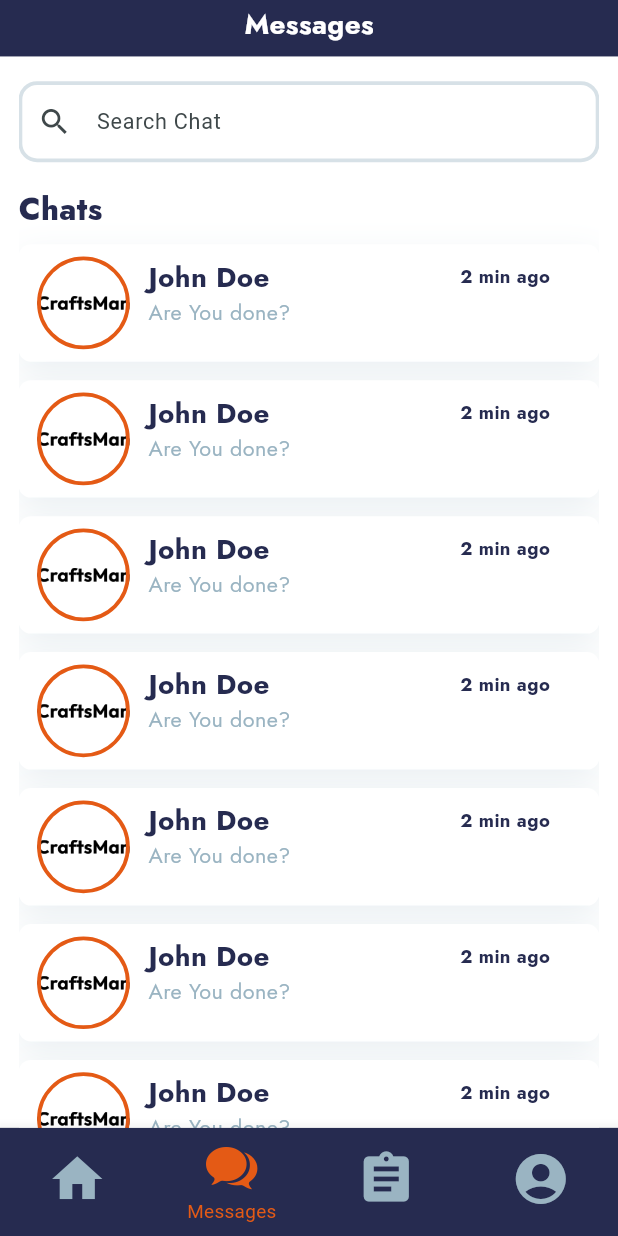
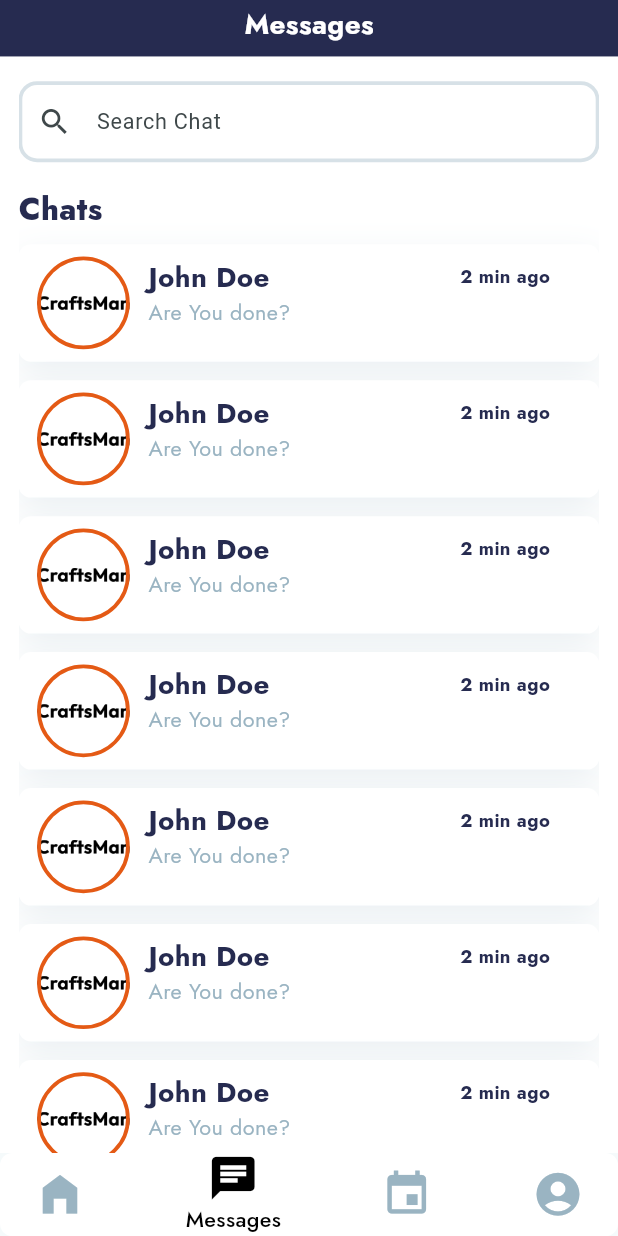
Before and after one commit to Esther11-code/craftManProductionApp, a Flutter app: the BottomNav screen opened by its route, item 2 of the bottom bar chosen, on a phone screen of 412 x 824 dp. Run offline on Flutter 3.47's test engine with Material 3 defaults, Android fonts, the light colour scheme and no system bars; our stand-ins replace another_flushbar, bloc, cached_network_image, carousel_slider, equatable, flutter_bloc and 7 more; missing offline and left inert: flutter_portal, flutter_timer_countdown; accounts and stored records are empty.

Commit message:
bottom nav ui

```diff
--- a/lib/features/authentication/presentation/pages/email_otp.dart
+++ b/lib/features/authentication/presentation/pages/email_otp.dart
@@ -1,15 +1,13 @@
 import 'package:craftmanapp/config/page%20route/detail/route_name.dart';
-import 'package:craftmanapp/constants/appbar.dart';
 import 'package:flutter/material.dart';
 import 'package:flutter_bloc/flutter_bloc.dart';
 import 'package:flutter_screenutil/flutter_screenutil.dart';
 import 'package:fluttertoast/fluttertoast.dart';
 import '../../../../constants/appcolors.dart';
-
 import 'package:pin_code_fields/pin_code_fields.dart';
 import '../../../../constants/craftman_timer.dart';
 import '../../../../globalwidget/export.dart';
-import '../../../splash_onboarding/data/local/onboardingimages.dart';
+
 import '../bloc/cubit/auth_cubit.dart';
 
 class EmailOtp extends StatelessWidget {
--- a/lib/features/authentication/presentation/pages/reset_password.dart
+++ b/lib/features/authentication/presentation/pages/reset_password.dart
@@ -1,6 +1,5 @@
 import 'package:craftmanapp/constants/export.dart';
 import 'package:craftmanapp/features/authentication/presentation/pages/email_otp.dart';
-import 'package:craftmanapp/features/authentication/presentation/pages/login_page.dart';
 import 'package:craftmanapp/globalwidget/export.dart';
 import 'package:flutter/cupertino.dart';
 import 'package:flutter/material.dart';
--- a/lib/features/authentication/presentation/pages/signup_page.dart
+++ b/lib/features/authentication/presentation/pages/signup_page.dart
@@ -1,13 +1,11 @@
 import 'package:craftmanapp/config/page%20route/detail/route_name.dart';
 import 'package:craftmanapp/features/authentication/presentation/bloc/cubit/auth_cubit.dart';
-import 'package:craftmanapp/features/authentication/presentation/pages/login_page.dart';
 import 'package:craftmanapp/features/splash_onboarding/data/local/onboardingimages.dart';
 import 'package:craftmanapp/globalwidget/widgets/appscaffold.dart';
 import 'package:craftmanapp/globalwidget/widgets/apptext.dart';
 import 'package:flutter/material.dart';
 import 'package:flutter_bloc/flutter_bloc.dart';
 import 'package:flutter_screenutil/flutter_screenutil.dart';
-import '../../../../constants/export.dart';
 import '../src/auth_widgets_export.dart';
 
 class SignupPage extends StatefulWidget {
--- a/lib/features/authentication/presentation/src/widget/term.dart
+++ b/lib/features/authentication/presentation/src/widget/term.dart
@@ -1,7 +1,5 @@
-import 'package:craftmanapp/globalwidget/widgets/app_checkbox.dart';
+
 import 'package:flutter/material.dart';
-
-import '../../../../../constants/appcolors.dart';
 import '../../../../../globalwidget/export.dart';
 
 class Terms extends StatelessWidget {
--- a/lib/features/booking/presentation/widgets/exports.dart
+++ /dev/null
@@ -1,2 +0,0 @@
-export './src/booking_button.dart';
-export './src/bookingtextfield.dart';
--- /dev/null
+++ b/lib/features/splash_onboarding/data/local/onboard_static_repo.dart
@@ -0,0 +1,16 @@
+import 'package:flutter/material.dart';
+
+class OnboardStaticRepo {
+  static List<BottomNavModel> bottomNavItems = [
+    BottomNavModel(icon: Icons.home_filled, title: 'Home'),
+    BottomNavModel(icon: Icons.chat, title: 'Messages'),
+    BottomNavModel(icon: Icons.event, title: 'Booking'),
+    BottomNavModel(icon: Icons.account_circle, title: 'Profile')
+  ];
+}
+
+class BottomNavModel {
+  final String title;
+  final IconData icon;
+  BottomNavModel({required this.icon, required this.title});
+}
--- a/lib/features/splash_onboarding/presentation/pages/bottomnav.dart
+++ b/lib/features/splash_onboarding/presentation/pages/bottomnav.dart
@@ -1,6 +1,7 @@
-
 import 'package:craftmanapp/constants/export.dart';
+import 'package:craftmanapp/features/splash_onboarding/data/local/onboard_static_repo.dart';
 import 'package:craftmanapp/features/splash_onboarding/presentation/bloc/cubit/onboarding_cubit.dart';
+import 'package:craftmanapp/globalwidget/export.dart';
 import 'package:flutter/cupertino.dart';
 import 'package:flutter/material.dart';
 import 'package:flutter_bloc/flutter_bloc.dart';
@@ -15,30 +16,47 @@ class BottomNav extends StatelessWidget {
     final readOnboarding = context.read<OnboardingCubit>();
 
     return Scaffold(
-      body: watchOnboarding.screens
-          .elementAt(watchOnboarding.bottonnavSelectedIndex),
-      bottomNavigationBar: BottomNavigationBar(
-        unselectedItemColor: Appcolors.lightgrey,
-        selectedItemColor: Appcolors.orange,
-        backgroundColor: Appcolors.blue,
-        showUnselectedLabels: false,
-        type: BottomNavigationBarType.fixed,
-        items: <BottomNavigationBarItem>[
-          BottomNavigationBarItem(
-              icon: Icon(Icons.home, size: 35.sp), label: 'Home'),
-          BottomNavigationBarItem(
-              icon: Icon(CupertinoIcons.chat_bubble_2_fill, size: 35.sp),
-              label: 'Messages'),
-          BottomNavigationBarItem(
-              icon: Icon(Icons.assignment, size: 35.sp), label: 'Booking'),
-          BottomNavigationBarItem(
-              icon: Icon(Icons.account_circle, size: 35.sp), label: 'Profile')
-        ],
-        currentIndex: watchOnboarding.bottonnavSelectedIndex,
-        onTap: (value) {
-          readOnboarding.changebottomnavindex(index: value);
-        },
-      ),
-    );
+        body: watchOnboarding.screens[watchOnboarding.bottonnavSelectedIndex],
+        bottomNavigationBar: Column(
+          mainAxisSize: MainAxisSize.min,
+          children: [
+            AppshadowContainer(
+              padding: EdgeInsets.symmetric(horizontal: 20.w),
+              child: Row(
+                  mainAxisAlignment: MainAxisAlignment.spaceBetween,
+                  children: List.generate(
+                      4,
+                      (index) => GestureDetector(
+                            onTap: () {
+                              readOnboarding.changebottomnavindex(index: index);
+                            },
+                            child: Column(
+                              children: [
+                                Icon(
+                                    OnboardStaticRepo
+                                        .bottomNavItems[index].icon,
+                                    size: 30.sp,
+                                    color: watchOnboarding
+                                                .bottonnavSelectedIndex ==
+                                            index
+                                        ? Appcolors.blackColor
+                                        : Appcolors.lightgrey),
+                                Visibility(
+                                  visible:
+                                      watchOnboarding.bottonnavSelectedIndex ==
+                                          index,
+                                  child: AppText(
+                                      text: OnboardStaticRepo
+                                          .bottomNavItems[index].title,
+                                      fontweight: FontWeight.w500,
+                                      size: 14,
+                                      color: Appcolors.blackColor),
+                                )
+                              ],
+                            ),
+                          ))),
+            ),
+          ],
+        ));
   }
 }
--- a/lib/features/splash_onboarding/presentation/pages/onboarding1.dart
+++ b/lib/features/splash_onboarding/presentation/pages/onboarding1.dart
@@ -2,7 +2,6 @@ import 'package:craftmanapp/config/page%20route/page_route.dart';
 import 'package:craftmanapp/constants/export.dart';
 import 'package:craftmanapp/features/splash_onboarding/data/local/onboardingimages.dart';
 import 'package:craftmanapp/globalwidget/export.dart';
-import 'package:craftmanapp/globalwidget/widgets/appscaffold.dart';
 import 'package:flutter/material.dart';
 
 import '../widgets/exports.dart';
--- a/lib/features/splash_onboarding/presentation/pages/splash_screen.dart
+++ b/lib/features/splash_onboarding/presentation/pages/splash_screen.dart
@@ -4,10 +4,8 @@ import 'package:craftmanapp/features/splash_onboarding/data/local/onboardingimag
 import 'package:craftmanapp/features/splash_onboarding/presentation/bloc/cubit/onboarding_cubit.dart';
 import 'package:flutter/material.dart';
 import 'package:flutter_bloc/flutter_bloc.dart';
-
 import '../../../../globalwidget/export.dart';
 import '../../../authentication/presentation/bloc/cubit/auth_cubit.dart';
-import '../../../authentication/presentation/pages/login_page.dart';
 import '../../../booking/presentation/bloc/cubit/booking_cubit.dart';
 import '../../../home/presentation/bloc/cubit/home_cubit.dart';
 
```
Also changed, not shown: lib/features/booking/presentation/pages/bookings.dart (+4 -12 lines), lib/features/booking/presentation/pages/bookings_details.dart (+10 -19 lines), lib/features/booking/presentation/widgets/src/booking_button.dart (deleted, +0 -39 lines), lib/features/booking/presentation/widgets/src/bookingtextfield.dart (deleted, +0 -61 lines).
